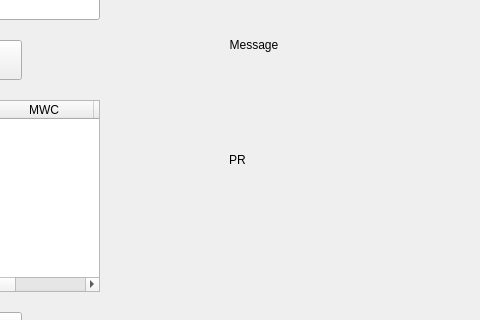
This is windows/m_airdrop.ui in 0xkobe/mwc-wallet as Qt 5 draws it before an edit; both pictures show x 279 to 759 and y 191 to 511 of the 759 by 605 pixel window. The edited form follows.
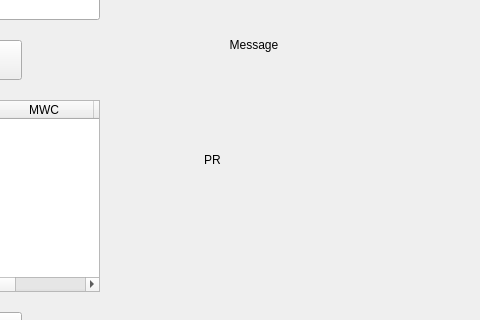
This is the edited form. Custom widgets are drawn as their Qt base class.

```diff
--- a/windows/m_airdrop.ui
+++ b/windows/m_airdrop.ui
@@ -403,13 +403,13 @@
             </property>
             <property name="minimumSize">
              <size>
-              <width>50</width>
+              <width>100</width>
               <height>50</height>
              </size>
             </property>
             <property name="maximumSize">
              <size>
-              <width>50</width>
+              <width>100</width>
               <height>50</height>
              </size>
             </property>
```
